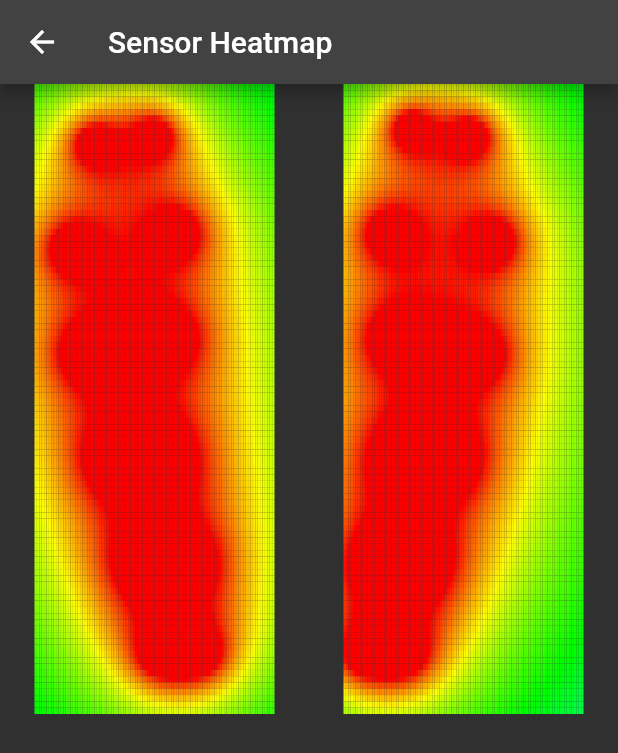
After one commit to seihan/feetback_app, a Flutter app: the screen it shows after launch, in the side drawer, after a tap on "Heatmap", on a phone screen of 412 x 824 dp. The commit adds this screen. Shown: the top 753 px of the screen. Run offline on Flutter 3.47's test engine with Material 2 defaults, Android fonts, the phone set to English and light mode, and no system bars; our stand-ins replace charts_flutter, flutter_blue_plus, flutter_svg, permission_handler, rxdart, shared_preferences and 1 more; missing offline and left inert: scidart; accounts and stored records are empty.

Commit message:
added heatmap widget - display sensor values as heatmap - interpolate values on a 100 cell grid

```diff
--- a/lib/screens/visualization_screen.dart
+++ b/lib/screens/visualization_screen.dart
@@ -28,9 +28,9 @@ class _VisualizationScreenState extends State<VisualizationScreen> {
   int _selectedIndex = 0;
   @override
   Widget build(BuildContext context) {
-    List<Widget> tabPages = [
-      SensorSoles(bluetoothConnectionModel: widget.model),
-      const RealTimeChartsWidget(),
+    const List<Widget> tabPages = [
+      SensorSoles(),
+      RealTimeChartsWidget(),
     ];
     return Scaffold(
       endDrawer: SideMenu(
--- /dev/null
+++ b/lib/widgets/heatmap_widget.dart
@@ -0,0 +1,242 @@
+import 'dart:math' as math;
+
+import 'package:feet_back_app/models/sensor_state_model.dart';
+import 'package:flutter/material.dart';
+
+import '../models/sensor_values.dart';
+
+class SensorDataPoint {
+  final Offset position;
+  final double intensity;
+
+  SensorDataPoint(this.position, this.intensity);
+}
+
+class HeatmapPainter extends CustomPainter {
+  final List<int> sensorValues;
+  final int gridSize; // Number of grid cells
+  final int maxSensorValue = 4095;
+  final int device;
+  HeatmapPainter(this.sensorValues, this.gridSize, this.device);
+
+  double mapSensorValueToIntensity(int sensorValue) {
+    // Invert the value and normalize it
+    return 1.0 - (sensorValue / maxSensorValue);
+  }
+
+  Offset _getPosition(int index) {
+    double y = 0;
+    double x = 0;
+    switch (index) {
+      case 0:
+        {
+          x = device == 0 ? 40 : 45;
+          y = device == 0 ? 40 : 30;
+        }
+        break;
+      case 1:
+        {
+          x = device == 0 ? 80 : 85;
+          y = device == 0 ? 35 : 35;
+        }
+        break;
+      case 2:
+        {
+          x = device == 0 ? 25 : 30;
+          y = device == 0 ? 110 : 100;
+        }
+        break;
+      case 3:
+        {
+          x = device == 0 ? 95 : 100;
+          y = device == 0 ? 100 : 105;
+        }
+        break;
+      case 4:
+        {
+          x = 35;
+          y = device == 0 ? 180 : 170;
+        }
+        break;
+      case 5:
+        {
+          x = 90;
+          y = device == 0 ? 170 : 180;
+        }
+        break;
+      case 6:
+        {
+          x = device == 0 ? 55 : 40;
+          y = 250;
+        }
+        break;
+      case 7:
+        {
+          x = device == 0 ? 85 : 70;
+          y = 250;
+        }
+        break;
+      case 8:
+        {
+          x = device == 0 ? 75 : 25;
+          y = 320;
+        }
+        break;
+      case 9:
+        {
+          x = device == 0 ? 100 : 50;
+          y = 320;
+        }
+        break;
+      case 10:
+        {
+          x = device == 0 ? 85 : 15;
+          y = 380;
+        }
+        break;
+      case 11:
+        {
+          x = device == 0 ? 110 : 40;
+          y = 380;
+        }
+    }
+    return Offset(x, y);
+  }
+
+  @override
+  void paint(Canvas canvas, Size size) {
+    final double cellWidth = size.width / gridSize;
+    final double cellHeight = size.height / gridSize;
+
+    final List<List<double>> heatmapData = List.generate(gridSize, (row) {
+      return List.generate(gridSize, (col) {
+        final Offset cellCenter = Offset(
+          (col + 0.5) * cellWidth,
+          (row + 0.5) * cellHeight,
+        );
+        double interpolatedIntensity = 0.0;
+        for (int i = 0; i < sensorValues.length; i++) {
+          final Offset sensorPosition = _getPosition(i);
+          final double distance = math.sqrt(
+            math.pow(sensorPosition.dx - cellCenter.dx, 2) +
+                math.pow(sensorPosition.dy - cellCenter.dy, 2),
+          );
+
+          // Increase the influence radius by multiplying the distance
+          final double scaledDistance = distance * 0.125;
+
+          // Adjust the influence of the sensor point based on the scaled distance
+          final double influence = 1.0 / (1.0 + scaledDistance);
+
+          interpolatedIntensity +=
+              mapSensorValueToIntensity(sensorValues[i]) * influence;
+        }
+        return interpolatedIntensity;
+      });
+    });
+
+    for (int row = 0; row < gridSize; row++) {
+      for (int col = 0; col < gridSize; col++) {
+        final Rect rect = Rect.fromLTWH(
+          col * cellWidth,
+          row * cellHeight,
+          cellWidth,
+          cellHeight,
+        );
+
+        final double intensity = heatmapData[row][col];
+        final Color color = _interpolateColor(intensity);
+
+        final paint = Paint()
+          ..color = color
+          ..style = PaintingStyle.fill;
+
+        canvas.drawRect(rect, paint);
+      }
+    }
+  }
+
+  Color _interpolateColor(double intensity) {
+    final hue = (240.0 * (1.0 - intensity)).round().clamp(0, 240);
+
+    return HSVColor.fromAHSV(1.0, hue.toDouble(), 1.0, 1.0).toColor();
+  }
+
+  @override
+  bool shouldRepaint(CustomPainter oldDelegate) {
+    return true;
+  }
+}
+
+class HeatmapWidget extends StatelessWidget {
+  final List<int> sensorValues;
+  final int gridSize;
+  final int device;
+
+  const HeatmapWidget(this.sensorValues, this.gridSize, this.device,
+      {super.key});
+
+  @override
+  Widget build(BuildContext context) {
+    return CustomPaint(
+      size: Size.infinite,
+      painter: HeatmapPainter(sensorValues, gridSize, device),
+    );
+  }
+}
+
+class HeatmapScreen extends StatelessWidget {
+  const HeatmapScreen({super.key});
+
+  @override
+  Widget build(BuildContext context) {
+    final SensorStateModel sensorStateModel = SensorStateModel();
+    return Scaffold(
+        appBar: AppBar(
+          title: const Text('Sensor Heatmap'),
+        ),
+        body: Row(
+          mainAxisAlignment: MainAxisAlignment.spaceAround,
+          children: [
+            StreamBuilder(
+                stream: sensorStateModel.leftDisplayStream,
+                builder: (
+                  BuildContext context,
+                  AsyncSnapshot<SensorValues> sensorState,
+                ) {
+                  List<int> sensorValues = [];
+                  if (sensorState.hasData &&
+                      sensorState.data?.data.length == 12) {
+                    sensorValues = sensorState.data!.data;
+                  } else {
+                    sensorValues = List.generate(12, (index) => 0);
+                  }
+                  return SizedBox(
+                    height: 420,
+                    width: 160,
+                    child: HeatmapWidget(sensorValues, 100, 0),
+                  );
+                }),
+            StreamBuilder(
+                stream: sensorStateModel.rightDisplayStream,
+                builder: (
+                  BuildContext context,
+                  AsyncSnapshot<SensorValues> sensorState,
+                ) {
+                  List<int> sensorValues = [];
+                  if (sensorState.hasData &&
+                      sensorState.data?.data.length == 12) {
+                    sensorValues = sensorState.data!.data;
+                  } else {
+                    sensorValues = List.generate(12, (index) => 0);
+                  }
+                  return SizedBox(
+                    height: 420,
+                    width: 160,
+                    child: HeatmapWidget(sensorValues, 100, 1),
+                  );
+                }),
+          ],
+        ));
+  }
+}
--- a/lib/widgets/sensor_soles.dart
+++ b/lib/widgets/sensor_soles.dart
@@ -1,12 +1,10 @@
-import 'package:feet_back_app/models/bluetooth_connection_model.dart';
 import 'package:feet_back_app/models/sensor_state_model.dart';
 import 'package:feet_back_app/widgets/balance_widget.dart';
 import 'package:feet_back_app/widgets/sensor_sole.dart';
 import 'package:flutter/material.dart';
 
 class SensorSoles extends StatelessWidget {
-  final BluetoothConnectionModel bluetoothConnectionModel;
-  const SensorSoles({required this.bluetoothConnectionModel, super.key});
+  const SensorSoles({super.key});
 
   @override
   Widget build(BuildContext context) {
@@ -28,7 +26,10 @@ class SensorSoles extends StatelessWidget {
             ),
           ],
         ),
-        const BalanceWidget(),
+        const Padding(
+          padding: EdgeInsets.only(top: 20),
+          child: BalanceWidget(),
+        ),
       ],
     );
   }
--- a/lib/widgets/side_menu.dart
+++ b/lib/widgets/side_menu.dart
@@ -3,6 +3,7 @@ import 'package:feet_back_app/screens/analytics_screen.dart';
 import 'package:feet_back_app/screens/calibration_screen.dart';
 import 'package:feet_back_app/screens/feedback_settings.dart';
 import 'package:feet_back_app/screens/log_screen.dart';
+import 'package:feet_back_app/widgets/heatmap_widget.dart';
 import 'package:feet_back_app/widgets/record_list_tile.dart';
 import 'package:feet_back_app/widgets/scrollable_vertical_widget.dart';
 import 'package:flutter/material.dart';
@@ -72,6 +73,15 @@ class SideMenu extends StatelessWidget {
                     ),
                   ),
                 ),
+                ListTile(
+                  leading: const Icon(Icons.map),
+                  title: const Text('Heatmap'),
+                  onTap: () => Navigator.of(context).push(
+                    MaterialPageRoute(
+                      builder: (BuildContext context) => const HeatmapScreen(),
+                    ),
+                  ),
+                ),
               ],
             ),
             ListTile(
```
